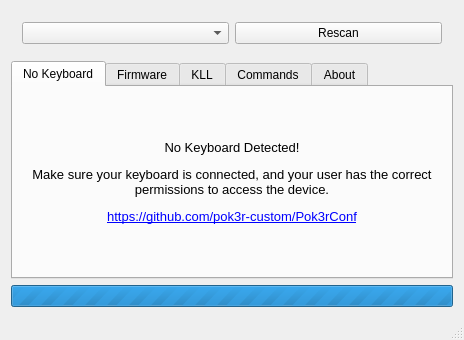
pok3r-custom/Pok3rConf, file mainwindow.ui: the form before one commit.
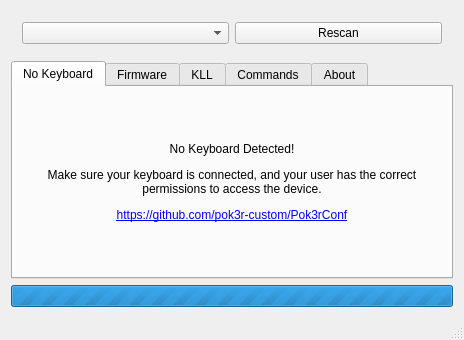
The form after the commit.

Commit message: windows hid fix

The edit to the form file:
```diff
--- a/mainwindow.ui
+++ b/mainwindow.ui
@@ -66,10 +66,10 @@
              <string>&lt;!DOCTYPE HTML PUBLIC &quot;-//W3C//DTD HTML 4.0//EN&quot; &quot;http://www.w3.org/TR/REC-html40/strict.dtd&quot;&gt;
 &lt;html&gt;&lt;head&gt;&lt;meta name=&quot;qrichtext&quot; content=&quot;1&quot; /&gt;&lt;style type=&quot;text/css&quot;&gt;
 p, li { white-space: pre-wrap; }
-&lt;/style&gt;&lt;/head&gt;&lt;body style=&quot; font-family:'Noto Sans'; font-size:10pt; font-weight:400; font-style:normal;&quot;&gt;
-&lt;p style=&quot; margin-top:12px; margin-bottom:12px; margin-left:0px; margin-right:0px; -qt-block-indent:0; text-indent:0px;&quot;&gt;No Keyboard Detected!&lt;/p&gt;
-&lt;p style=&quot; margin-top:12px; margin-bottom:12px; margin-left:0px; margin-right:0px; -qt-block-indent:0; text-indent:0px;&quot;&gt;Make sure your keyboard is connected, and your user has the correct permissions to access the device.&lt;/p&gt;
-&lt;p style=&quot; margin-top:12px; margin-bottom:12px; margin-left:0px; margin-right:0px; -qt-block-indent:0; text-indent:0px;&quot;&gt;&lt;a href=&quot;https://github.com/pok3r-custom/Pok3rConf&quot;&gt;&lt;span style=&quot; text-decoration: underline; color:#0000ff;&quot;&gt;https://github.com/pok3r-custom/Pok3rConf&lt;/span&gt;&lt;/a&gt;&lt;/p&gt;&lt;/body&gt;&lt;/html&gt;</string>
+&lt;/style&gt;&lt;/head&gt;&lt;body&gt;
+&lt;p&gt;&lt;span&gt;No Keyboard Detected!&lt;/span&gt;&lt;/p&gt;
+&lt;p&gt;&lt;span&gt;Make sure your keyboard is connected, and your user has the correct permissions to access the device.&lt;/span&gt;&lt;/p&gt;
+&lt;p&gt;&lt;a href=&quot;https://github.com/pok3r-custom/Pok3rConf&quot;&gt;&lt;span&gt;https://github.com/pok3r-custom/Pok3rConf&lt;/span&gt;&lt;/a&gt;&lt;/p&gt;&lt;/body&gt;&lt;/html&gt;</string>
             </property>
             <property name="alignment">
              <set>Qt::AlignCenter</set>
```
Left out of the diff: 2 changed lines with no effect on the pictures. The commit also changes 2 other files.
